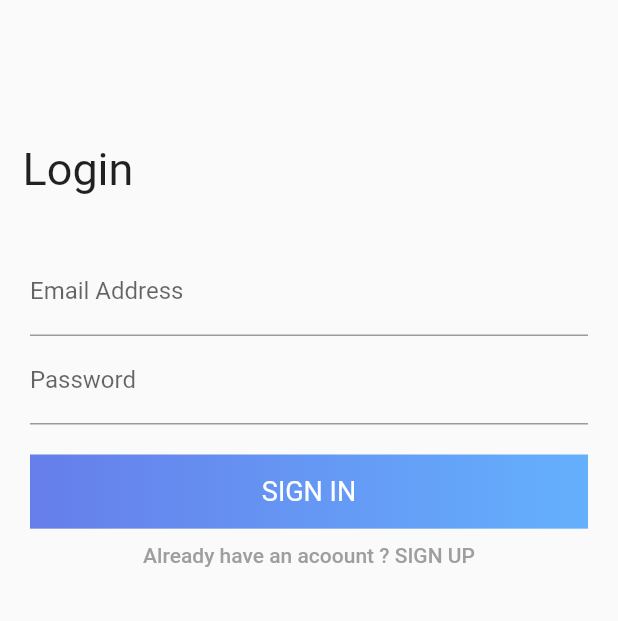
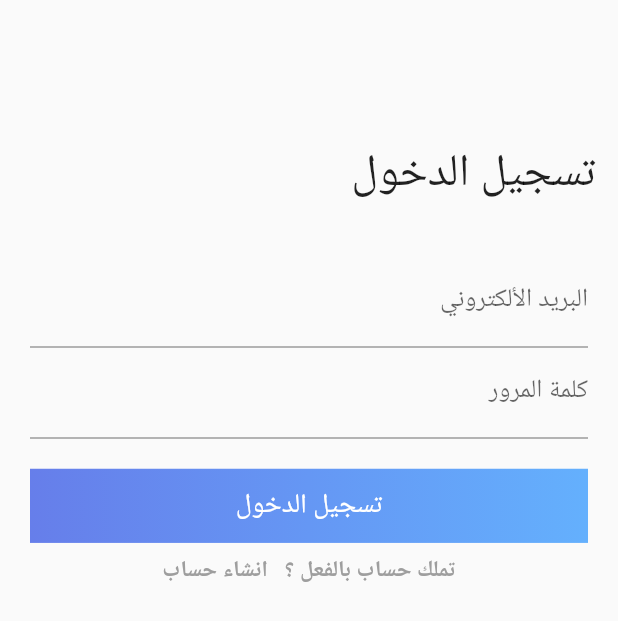
Before and after one commit to Mo0Khaled/ecommerce-app-flutter, a Flutter app: the screen it shows after launch, on a phone screen of 412 x 824 dp. Shown: the top 621 px of the screen. Run offline on Flutter 3.47's test engine with Material 2 defaults, Android fonts, the phone set to English and light mode, and no system bars; our stand-ins replace flutter_spinkit, shared_preferences.

```diff
--- /dev/null
+++ b/lib/lang/appLocale.dart
@@ -0,0 +1,45 @@
+import 'dart:convert';
+
+import 'package:flutter/material.dart';
+import 'package:flutter/services.dart';
+
+class AppLocale {
+  Locale locale;
+
+  AppLocale(this.locale);
+  Map<String,String> _loadedLocalizationValues;
+  static AppLocale of(BuildContext context){
+    return Localizations.of(context, AppLocale);
+  }
+
+  Future loadLanguage() async {
+    String _langFile = await rootBundle.loadString('assets/lang/${locale.languageCode}.json');
+    Map<String,dynamic> _loadedValues = jsonDecode(_langFile);
+    _loadedLocalizationValues = _loadedValues.map((key, value) => MapEntry(key, value.toString()));
+  }
+
+  String getTranslated(String key){
+    return _loadedLocalizationValues[key];
+  }
+  static const LocalizationsDelegate<AppLocale> delegate =_AppLocaleDelegate();
+
+}
+
+class _AppLocaleDelegate extends LocalizationsDelegate<AppLocale>{
+  const _AppLocaleDelegate();
+  @override
+  bool isSupported(Locale locale) {
+    return ['en','ar'].contains(locale.languageCode);
+  }
+
+  @override
+  Future<AppLocale> load(Locale locale) async{
+    AppLocale appLocale = AppLocale(locale);
+    await appLocale.loadLanguage();
+    return appLocale;
+  }
+
+  @override
+  bool shouldReload(_AppLocaleDelegate old) => false;
+
+}
--- a/lib/main.dart
+++ b/lib/main.dart
@@ -1,3 +1,4 @@
+import 'package:boltecommerce/lang/appLocale.dart';
 import 'package:boltecommerce/providers/addressProvider.dart';
 import 'package:boltecommerce/providers/auth.dart';
 import 'package:boltecommerce/providers/cart.dart';
@@ -19,11 +20,23 @@ import 'package:boltecommerce/screens/payment_screen.dart';
 import 'package:boltecommerce/screens/product_details.dart';
 import 'package:boltecommerce/screens/user_product.dart';
 import 'package:flutter/material.dart';
+import 'package:flutter_localizations/flutter_localizations.dart';
 import 'package:provider/provider.dart';
+import 'package:shared_preferences/shared_preferences.dart';
 
-void main() => runApp(BoltApp());
+void main()async {
+  WidgetsFlutterBinding.ensureInitialized();
+  SharedPreferences prefs = await SharedPreferences.getInstance();
+  prefs.setString('lang', 'ar');
+  Locale locale = Locale(prefs.getString('lang'),'');
+  runApp(BoltApp(locale));
+}
 
 class BoltApp extends StatelessWidget {
+  final Locale locale;
+
+  BoltApp(this.locale);
+
   @override
   Widget build(BuildContext context) {
     return MultiProvider(
@@ -54,17 +67,40 @@ class BoltApp extends StatelessWidget {
         ),
       ],
       child: Consumer<Auth>(
-        builder: (context, auth, _) => MaterialApp(
+        builder: (context, auth, _) =>
+            MaterialApp(
           debugShowCheckedModeBanner: false,
           title: "Bolt eCommerce",
           theme: ThemeData(
+            visualDensity: VisualDensity.adaptivePlatformDensity,
             primaryIconTheme: IconThemeData(
               color: Colors.black,
             ),
             primaryColor: Colors.grey,
           ),
+            locale: locale,
+          localizationsDelegates: [
+            AppLocale.delegate,
+            GlobalMaterialLocalizations.delegate,
+            GlobalWidgetsLocalizations.delegate,
+            GlobalCupertinoLocalizations.delegate,
+          ],
+          supportedLocales: [
+            Locale('en',''),
+            Locale('ar',''),
+          ],
+          localeResolutionCallback: (currentLocale,supportedLocale){
+            if(currentLocale.languageCode != null){
+              for(Locale locale in supportedLocale){
+                if(currentLocale.languageCode == locale.languageCode){
+                  return currentLocale;
+                }
+              }
+            }
+            return supportedLocale.first;
+          },
           home:  auth.isAuth
-              ? HomePage()
+              ? Loading()
               : FutureBuilder(
             future: auth.tryAutoLogin(),
             builder: (context, snapshot) =>
--- a/lib/screens/Address_screen.dart
+++ b/lib/screens/Address_screen.dart
@@ -1,3 +1,4 @@
+import 'package:boltecommerce/lang/appLocale.dart';
 import 'package:boltecommerce/providers/addressProvider.dart';
 import 'package:boltecommerce/screens/add_address.dart';
 import 'package:boltecommerce/screens/payment_screen.dart';
@@ -6,9 +7,11 @@ import 'package:flutter/material.dart';
 import 'package:provider/provider.dart';
 
 class AddressScreen extends StatelessWidget {
+
   static const routeId = '/address';
   @override
   Widget build(BuildContext context) {
+    final translate = AppLocale.of(context);
     final addressData = Provider.of<AddressProvider>(context);
     return Scaffold(
       appBar: AppBar(
@@ -21,7 +24,7 @@ class AddressScreen extends StatelessWidget {
           Padding(
             padding: const EdgeInsets.all(15.0),
             child: Text(
-              "Address",
+              translate.getTranslated('address'),
               style: TextStyle(fontSize: 30),
             ),
           ),
@@ -64,7 +67,7 @@ class AddressScreen extends StatelessWidget {
                       ),
                       child: Center(
                         child: Text(
-                          "Add Address",
+                          translate.getTranslated('add_address'),
                           style: TextStyle(color: Colors.white, fontSize: 20),
                         ),
                       ),
@@ -91,7 +94,7 @@ class AddressScreen extends StatelessWidget {
                       ),
                       child: Center(
                         child: Text(
-                          "Continue To Payment",
+                          translate.getTranslated('continue_to_payment'),
                           style: TextStyle(color: Colors.white, fontSize: 20),
                         ),
                       ),
--- a/lib/screens/Authentication_screen.dart
+++ b/lib/screens/Authentication_screen.dart
@@ -1,3 +1,4 @@
+import 'package:boltecommerce/lang/appLocale.dart';
 import 'package:boltecommerce/model/http_exception.dart';
 import 'package:boltecommerce/providers/auth.dart';
 import 'package:flutter/material.dart';
@@ -83,6 +84,7 @@ void _showErrorDialog(String message){
 
   @override
   Widget build(BuildContext context) {
+    final translate = AppLocale.of(context);
     return Scaffold(
       body: Transform.translate(
         offset: Offset(0, 80),
@@ -93,7 +95,7 @@ void _showErrorDialog(String message){
               Padding(
                 padding: const EdgeInsets.all(15.0),
                 child: Text(
-                  _authMode == AuthMode.signUp ? "SignUp"  : "Login",
+                  _authMode == AuthMode.signUp ? translate.getTranslated('signUp')  : translate.getTranslated('logIn'),
                   style: TextStyle(fontSize: 30),
                 ),
               ),
@@ -106,14 +108,15 @@ void _showErrorDialog(String message){
                       if (_authMode == AuthMode.signUp)
                         TextFormField(
                             enabled: _authMode == AuthMode.signUp,
-                            decoration: InputDecoration(labelText: "Name"),
+                            decoration: InputDecoration(labelText: translate.getTranslated('name')),
                           onSaved: (save){
                               _authData['name'] = save;
                           },
                         ),
                       TextFormField(
-                        decoration: InputDecoration(labelText: "Email Address"),
+                        decoration: InputDecoration(labelText: translate.getTranslated('email')),
                         keyboardType: TextInputType.emailAddress,
+                        // ignore: missing_return
                         validator: (val) {
                           if (val.isEmpty || !val.contains('@')) {
                             return 'Invalid email!';
@@ -124,9 +127,10 @@ void _showErrorDialog(String message){
                         },
                       ),
                       TextFormField(
-                        decoration: InputDecoration(labelText: "Password"),
+                        decoration: InputDecoration(labelText: translate.getTranslated('password')),
                         obscureText: true,
                         controller: _passwordController,
+                        // ignore: missing_return
                         validator: (val) {
                           if (val.isEmpty) {
                             return "Please Enter a Password";
@@ -142,15 +146,16 @@ void _showErrorDialog(String message){
                         TextFormField(
                             enabled: _authMode == AuthMode.signUp,
                             decoration:
-                                InputDecoration(labelText: "Confirm Password"),
+                                InputDecoration(labelText: translate.getTranslated('confirm_password')),
                             obscureText: true,
                             validator: _authMode == AuthMode.signUp
+                                // ignore: missing_return
                                 ? (val) {
                                     if (val != _passwordController.text) {
                                       return "Password don't match";
                                     }
                                   }
-                                  //
+
                                 : null,
                         ),
                       SizedBox(
@@ -175,14 +180,14 @@ void _showErrorDialog(String message){
                             ),
                             alignment: Alignment.center,
                             child: Text(
-                              '${_authMode == AuthMode.signUp ? 'SIGN UP' : 'SIGN IN'}',
+                              '${_authMode == AuthMode.signUp ? translate.getTranslated('signUp')  : translate.getTranslated('logIn')}',
                               style: TextStyle(fontSize: 18,color: Colors.white),
                             ),
                           ),
                         ),
                       FlatButton(
                         child: Text(
-                            'Already have an acoount ? ${_authMode == AuthMode.LogIn ? 'SIGN UP' : 'SIGN IN'}'),
+                            '${translate.getTranslated('have_account')} ${_authMode == AuthMode.LogIn ? translate.getTranslated('signUp')  : translate.getTranslated('logIn')}'),
                         onPressed: _switchMode,
                         padding: EdgeInsets.symmetric(horizontal: 30.0, vertical: 4),
                         materialTapTargetSize: MaterialTapTargetSize.shrinkWrap,
--- a/lib/screens/featured.dart
+++ b/lib/screens/featured.dart
@@ -1,3 +1,4 @@
+import 'package:boltecommerce/lang/appLocale.dart';
 import 'package:boltecommerce/widget/featuredList.dart';
 import 'package:flutter/material.dart';
 
@@ -5,6 +6,8 @@ class FeaturedPage extends StatelessWidget {
   static const routeId = "/Featured";
   @override
   Widget build(BuildContext context) {
+    final translate = AppLocale.of(context);
+
     var _showFavOnly = false;
     return Scaffold(
       appBar: AppBar(
@@ -22,7 +25,7 @@ class FeaturedPage extends StatelessWidget {
           Padding(
             padding: const EdgeInsets.all(10.0),
             child: Text(
-              "Featured",
+              translate.getTranslated('featured'),
               style: TextStyle(fontSize: 30, fontWeight: FontWeight.bold),
             ),
           ),
```
Also changed, not shown: assets/lang/ar.json (added, +67 -0 lines), assets/lang/en.json (added, +67 -0 lines), lib/screens/HomePage.dart (+14 -9 lines), lib/screens/add_address.dart (+13 -43 lines), lib/screens/cart_screen.dart (+6 -4 lines), lib/screens/check_out.dart (+9 -6 lines), lib/screens/confirmation.dart (+9 -8 lines), lib/screens/loading_screen.dart (+12 -8 lines), lib/screens/payment_screen.dart (+8 -6 lines), lib/screens/product_details.dart (+10 -8 lines), lib/widget/address_item.dart (+7 -4 lines), lib/widget/app_drawer.dart (+10 -8 lines), lib/widget/cart_item.dart (+23 -10 lines), pubspec.yaml (+3 -5 lines), 1 more files, 1 other file.
